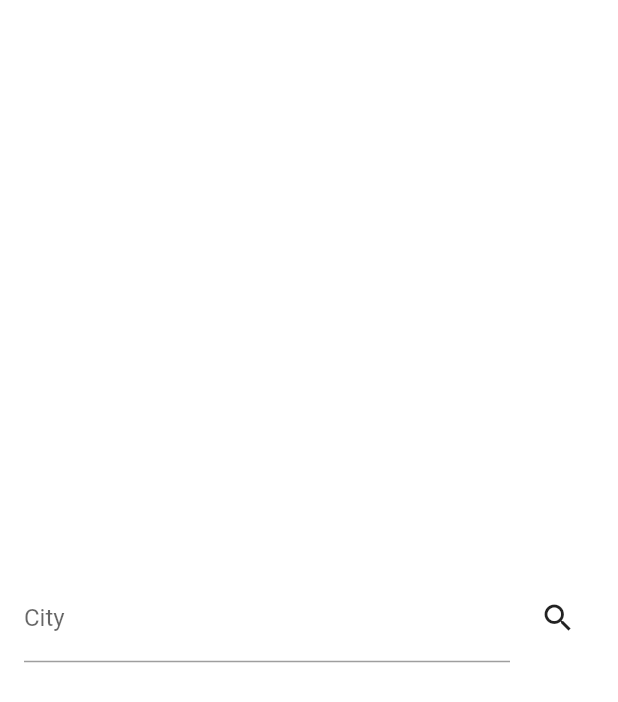
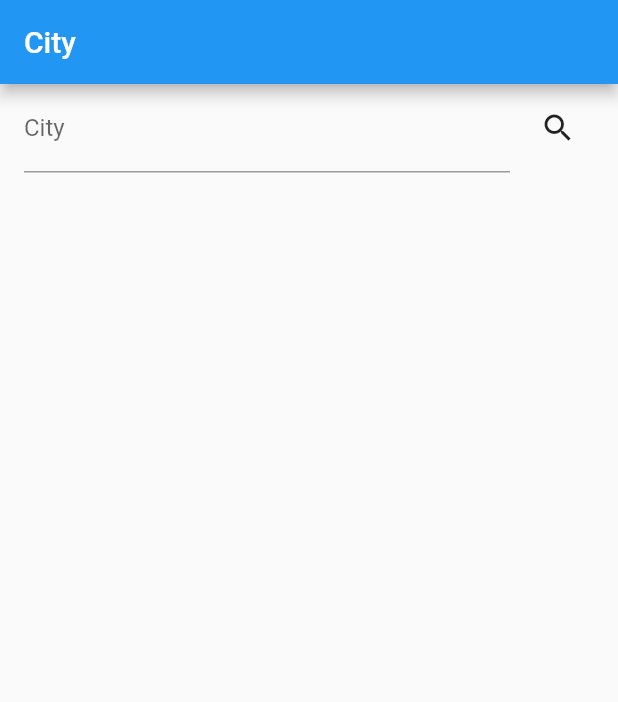
Before and after one commit to yvonmanzi/flutter_weather, a Flutter app: the screen it shows after launch, on a phone screen of 412 x 824 dp. Shown: the top 702 px of the screen. Run offline on Flutter 3.47's test engine with Material 2 defaults, Android fonts, the phone set to English and light mode, and no system bars; our stand-ins replace bloc, equatable, flutter_bloc.

Commit message:
finished a major milestone with ui. I still have to design the looks of weather_display page, but that's no bigie since data is flowing through the block as expected.

```diff
--- a/lib/src/data/provider/weather_api_provider.dart
+++ b/lib/src/data/provider/weather_api_provider.dart
@@ -5,7 +5,7 @@ import 'package:http/http.dart' as http;
 import 'package:meta/meta.dart';
 
 class WeatherApiClient {
-  static const baseUrl = 'https://ww.metaweather.com';
+  static const baseUrl = 'https://www.metaweather.com';
   final http.Client httpClient;
 
   WeatherApiClient({@required this.httpClient}) : assert(httpClient != null);
--- a/lib/src/ui/app.dart
+++ b/lib/src/ui/app.dart
@@ -8,26 +8,30 @@ import 'loading_page.dart';
 import 'weather_search.dart' as searchPage;
 
 class App extends StatelessWidget {
-  final String title = 'City';
+  final String weatherSearchTitle = 'City';
+  final String appTitle = 'Flutter Weather';
 
   @override
   Widget build(BuildContext context) {
     return MaterialApp(
-      title: title,
+      title: appTitle,
       theme: ThemeData(
         primarySwatch: Colors.blue,
       ),
       home: BlocBuilder<WeatherBloc, WeatherState>(builder: (context, state) {
-        if (state is WeatherInitialState) return searchPage.WeatherSearch();
+        if (state is WeatherInitialState)
+          return searchPage.WeatherSearch(title: weatherSearchTitle);
         if (state is WeatherLoaded)
           return WeatherDisplay(temp: state.weather.temp);
         if (state is WeatherFailedToLoad)
           return ErrorPage(
             title: state.error.toString(),
+            color: Colors.redAccent,
           );
         if (state is WeatherLoading)
           return LoadingPage(
             title: 'Flutter Weather',
+            color: Colors.blueAccent,
           ); //why does it work both ways? seems like with and without arguments
         //it is still showing no error.
         else
--- a/lib/src/ui/app_bar.dart
+++ b/lib/src/ui/app_bar.dart
@@ -2,12 +2,16 @@ import 'package:flutter/material.dart';
 
 abstract class MyAppBar extends StatelessWidget {
   final String title;
+  final Color color;
 
-  MyAppBar({this.title});
+  MyAppBar({this.title, this.color});
 
   @override
   Widget build(BuildContext context) {
     return MaterialApp(
+      theme: ThemeData(
+        primaryColor: color,
+      ),
       title: title,
       home: Scaffold(
         appBar: AppBar(
--- a/lib/src/ui/error_page.dart
+++ b/lib/src/ui/error_page.dart
@@ -3,13 +3,13 @@ import 'package:flutterweather/src/ui/app_bar.dart';
 
 class ErrorPage extends MyAppBar {
   final String title;
+  final Color color;
 
-  ErrorPage({this.title}) : super(title: title);
+  ErrorPage({this.title, this.color}) : super(title: title, color: color);
 
   @override
   Widget buildBody() {
-    return Container(
-      color: Colors.redAccent,
+    return Align(
       alignment: Alignment.center,
       child: Text("Try again"),
     );
--- a/lib/src/ui/loading_page.dart
+++ b/lib/src/ui/loading_page.dart
@@ -4,16 +4,14 @@ import 'app_bar.dart';
 
 class LoadingPage extends MyAppBar {
   final String title;
+  final Color color;
 
-  LoadingPage({this.title}) : super(title: title);
+  LoadingPage({this.title, this.color}) : super(title: title, color: color);
 
   @override
   Widget buildBody() {
-    return Container(
-      color: Colors.white,
-      child: Center(
-        child: CircularProgressIndicator(),
-      ),
+    return Center(
+      child: CircularProgressIndicator(),
     );
   }
 }
--- a/lib/src/ui/weather_display.dart
+++ b/lib/src/ui/weather_display.dart
@@ -29,7 +29,7 @@ class WeatherPage extends StatelessWidget {
   Widget build(BuildContext context) {
     return Container(
       child: Column(
-        children: <Widget>[Text(temp as String)],
+        children: <Widget>[Text(temp.toString())],
       ),
     );
   }
--- a/lib/src/ui/weather_search.dart
+++ b/lib/src/ui/weather_search.dart
@@ -5,6 +5,10 @@ import 'package:flutterweather/src/blocs/blocs.dart';
 import '../blocs/blocs.dart' as blocs;
 
 class WeatherSearch extends StatefulWidget {
+  final String title;
+
+  WeatherSearch({this.title});
+
   @override
   _WeatherSearchState createState() => _WeatherSearchState();
 }
@@ -21,7 +25,11 @@ class _WeatherSearchState extends State<WeatherSearch> {
 
   @override
   Widget build(BuildContext context) {
-    return Container(
+    return Scaffold(
+      appBar: AppBar(
+        title: Text(widget.title),
+      ),
+      body: Container(
         margin: EdgeInsets.symmetric(horizontal: 16.0),
         child: Row(
           mainAxisAlignment: MainAxisAlignment.spaceEvenly,
@@ -44,9 +52,11 @@ class _WeatherSearchState extends State<WeatherSearch> {
                 onPressed: () {
                   _weatherBloc.add(blocs.WeatherSearch(
                       cityName: _cityController.text.toString()));
-                debugPrint("pressed! with ${_cityController.text.toString()}");
+                  debugPrint(
+                      "pressed! with ${_cityController.text.toString()}");
                 })
           ],
+        ),
       ),
     );
   }
```
Lines whose indentation alone changed are shown as unchanged.
